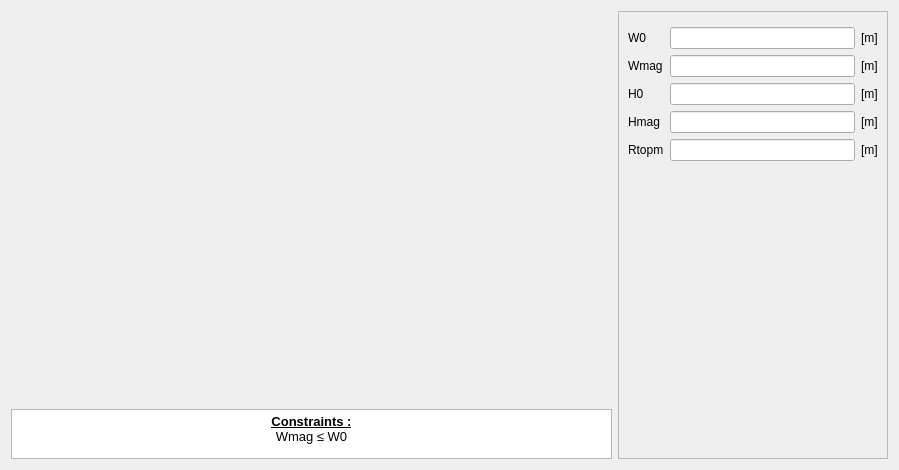
This is pyleecan/GUI/Dialog/DMachineSetup/SMSlot/PMSlot13/PMSlot13.ui in Eomys/pyleecan as Qt 5 draws it before an edit. The edited form follows.
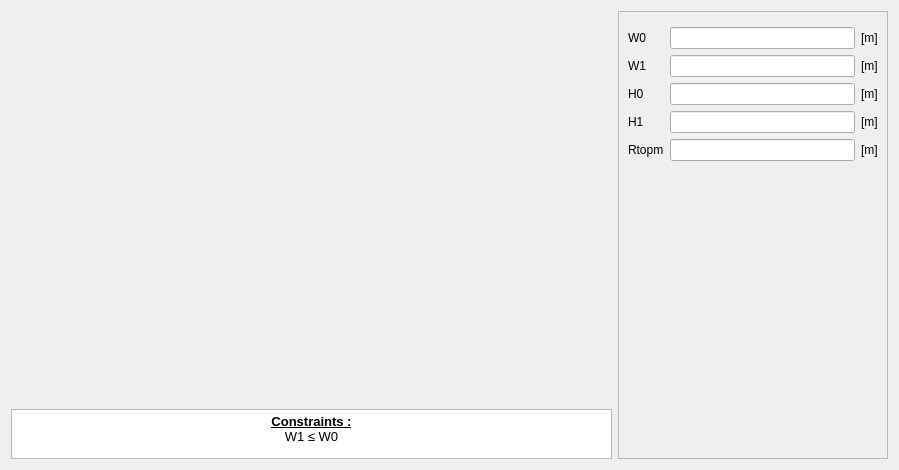
This is the edited form. Icons and pictures are not drawn. Custom widgets are drawn as their Qt base class.

Commit message: [NF] renaming Hmag and Wmag

The edit to the form file:
```diff
--- a/pyleecan/GUI/Dialog/DMachineSetup/SMSlot/PMSlot13/PMSlot13.ui
+++ b/pyleecan/GUI/Dialog/DMachineSetup/SMSlot/PMSlot13/PMSlot13.ui
@@ -79,7 +79,7 @@
 p, li { white-space: pre-wrap; }
 &lt;/style&gt;&lt;/head&gt;&lt;body style=&quot; font-family:'MS Shell Dlg 2'; font-size:8.15094pt; font-weight:400; font-style:normal;&quot;&gt;
 &lt;p align=&quot;center&quot; style=&quot; margin-top:0px; margin-bottom:0px; margin-left:0px; margin-right:0px; -qt-block-indent:0; text-indent:0px;&quot;&gt;&lt;span style=&quot; font-size:10pt; font-weight:600; text-decoration: underline;&quot;&gt;Constraints :&lt;/span&gt;&lt;/p&gt;
-&lt;p align=&quot;center&quot; style=&quot; margin-top:0px; margin-bottom:0px; margin-left:0px; margin-right:0px; -qt-block-indent:0; text-indent:0px;&quot;&gt;&lt;span style=&quot; font-size:10pt;&quot;&gt;Wmag ≤ W0&lt;/span&gt;&lt;/p&gt;&lt;/body&gt;&lt;/html&gt;</string>
+&lt;p align=&quot;center&quot; style=&quot; margin-top:0px; margin-bottom:0px; margin-left:0px; margin-right:0px; -qt-block-indent:0; text-indent:0px;&quot;&gt;&lt;span style=&quot; font-size:10pt;&quot;&gt;W1 ≤ W0&lt;/span&gt;&lt;/p&gt;&lt;/body&gt;&lt;/html&gt;</string>
        </property>
        <property name="textInteractionFlags">
         <set>Qt::TextSelectableByKeyboard|Qt::TextSelectableByMouse</set>
@@ -137,7 +137,7 @@
          <item row="1" column="0">
           <widget class="QLabel" name="in_Wmag">
            <property name="text">
-            <string>Wmag</string>
+            <string>W1</string>
            </property>
           </widget>
          </item>
@@ -157,7 +157,7 @@
          <item row="3" column="0">
           <widget class="QLabel" name="in_Hmag">
            <property name="text">
-            <string>Hmag</string>
+            <string>H1</string>
            </property>
           </widget>
          </item>
```
Left out of the diff: 16 changed lines with no effect on the pictures. The commit also changes 169 other files.
